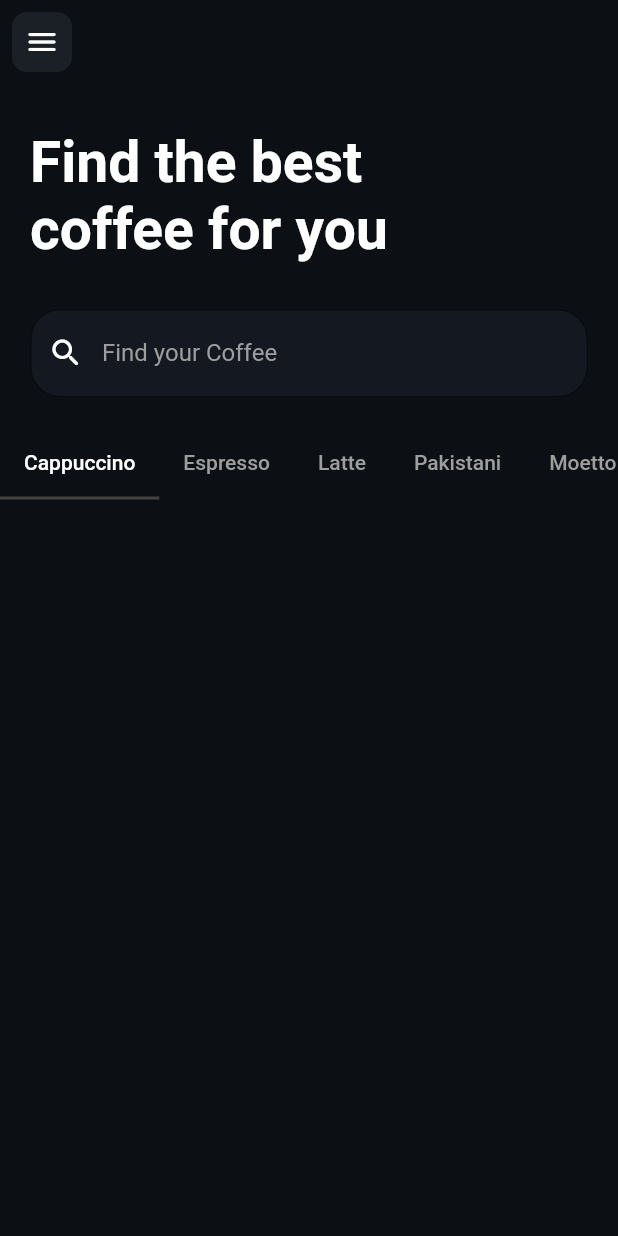
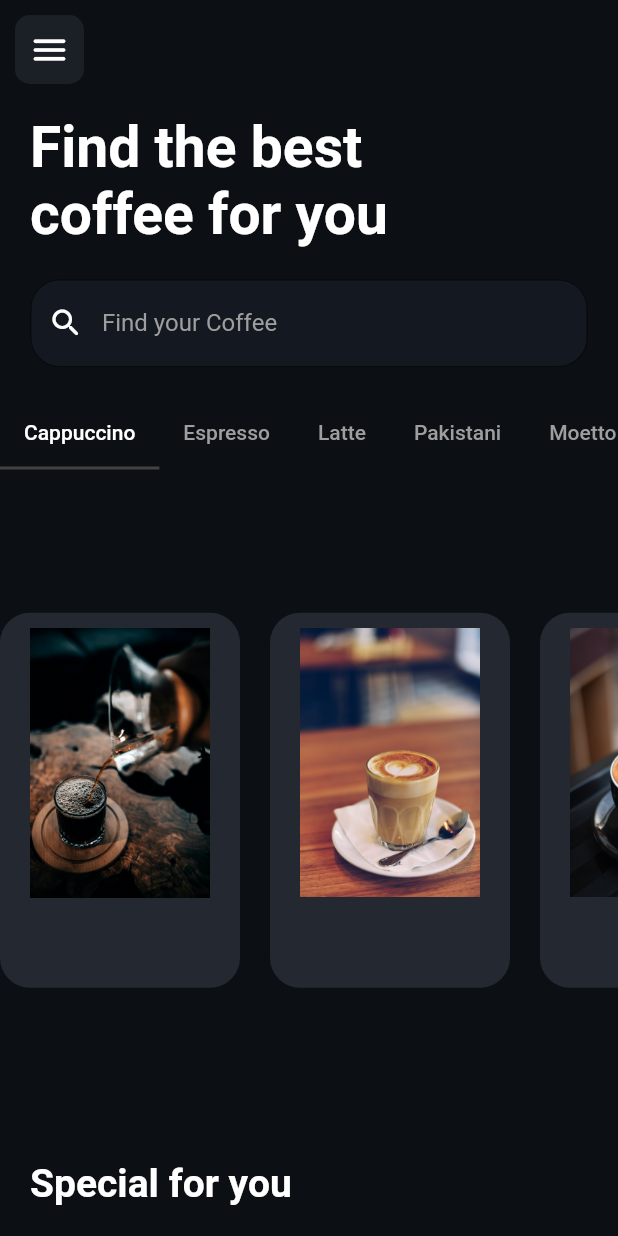
Before and after one commit to huzaifazahoorchohan/coffee_shop_ui, a Flutter app: the screen it shows after launch, on a phone screen of 412 x 824 dp. Run offline on Flutter 3.47's test engine with Material 2 defaults, Android fonts, the phone set to English and light mode, and no system bars.

Commit message:
home almost ready ui
but not satisfied with ui. will work again for sure.

```diff
--- a/lib/screens/home.dart
+++ b/lib/screens/home.dart
@@ -1,3 +1,4 @@
+import 'package:coffee_shop_ui/widgets/card.dart';
 import 'package:flutter/material.dart';
 
 class HomeScreen extends StatefulWidget {
@@ -23,9 +24,11 @@ class _HomeScreenState extends State<HomeScreen> with TickerProviderStateMixin {
       appBar: AppBar(
         backgroundColor: Colors.transparent,
         elevation: 0.0,
-        leading: Padding(
-          padding: const EdgeInsets.all(8.0),
-          child: Container(
+        leading: Container(
+          margin: const EdgeInsets.only(
+            left: 10.0,
+            top: 10.0,
+          ),
           decoration: BoxDecoration(
             color: const Color(0XFF1B2027),
             borderRadius: BorderRadius.circular(10.0),
@@ -34,17 +37,21 @@ class _HomeScreenState extends State<HomeScreen> with TickerProviderStateMixin {
             onPressed: () {},
             icon: const Icon(
               Icons.menu_rounded,
+              size: 28,
             ),
           ),
         ),
       ),
-      ),
-      body: ListView(
+      body: SizedBox(
+        width: MediaQuery.of(context).size.width,
+        height: MediaQuery.of(context).size.height,
+        child: Column(
+          crossAxisAlignment: CrossAxisAlignment.start,
           children: [
             Container(
               padding: const EdgeInsets.symmetric(
+                vertical: 20.0,
                 horizontal: 20.0,
-              vertical: 30.0,
               ),
               child: const Text(
                 "Find the best \ncoffee for you",
@@ -123,7 +130,20 @@ class _HomeScreenState extends State<HomeScreen> with TickerProviderStateMixin {
                 ),
               ],
             ),
+            const CoffeeCard(),
+            const Padding(
+              padding: EdgeInsets.all(20.0),
+              child: Text(
+                "Special for you",
+                style: TextStyle(
+                  fontSize: 26.0,
+                  fontWeight: FontWeight.bold,
+                  color: Colors.white,
+                ),
+              ),
+            ),
           ],
+        ),
       ),
     );
   }
--- /dev/null
+++ b/lib/widgets/card.dart
@@ -0,0 +1,67 @@
+import 'package:flutter/material.dart';
+
+class CoffeeCard extends StatefulWidget {
+  const CoffeeCard({Key? key}) : super(key: key);
+
+  @override
+  State<CoffeeCard> createState() => _CoffeeCardState();
+}
+
+class _CoffeeCardState extends State<CoffeeCard> {
+  List data = [
+    {
+      "image": "assets/images/c1.jpg",
+    },
+    {
+      "image": "assets/images/c2.jpg",
+    },
+    {
+      "image": "assets/images/c3.jpg",
+    },
+    {
+      "image": "assets/images/c4.jpg",
+    },
+    {
+      "image": "assets/images/c5.jpg",
+    },
+  ];
+
+  @override
+  Widget build(BuildContext context) {
+    return Flexible(
+      child: ListView.builder(
+          itemCount: data.length,
+          shrinkWrap: true,
+          scrollDirection: Axis.horizontal,
+          itemBuilder: (context, index) {
+            return Row(
+              children: [
+                Container(
+                  width: 160,
+                  height: 250,
+                  decoration: BoxDecoration(
+                    color: const Color(0xff242931),
+                    borderRadius: BorderRadius.circular(20),
+                  ),
+                  child: Column(
+                    children: [
+                      const SizedBox(
+                        height: 10,
+                      ),
+                      Image.asset(
+                        data[index]["image"],
+                        fit: BoxFit.cover,
+                        width: 120,
+                      ),
+                    ],
+                  ),
+                ),
+                const SizedBox(
+                  width: 20.0,
+                ),
+              ],
+            );
+          }),
+    );
+  }
+}
--- a/pubspec.yaml
+++ b/pubspec.yaml
@@ -58,9 +58,8 @@ flutter:
   uses-material-design: true
 
   # To add assets to your application, add an assets section, like this:
-  # assets:
-  #   - images/a_dot_burr.jpeg
-  #   - images/a_dot_ham.jpeg
+  assets:
+    - assets/images/
 
   # An image asset can refer to one or more resolution-specific "variants", see
   # https://flutter.dev/assets-and-images/#resolution-aware.
```
Lines whose indentation alone changed are shown as unchanged.
